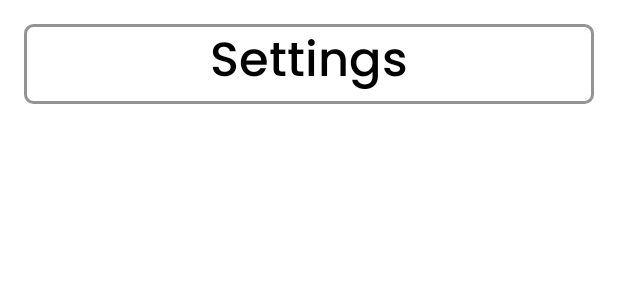
After one commit to dudisamarel/social-app, an Android app: the layout fragment_settings.xml on its own in the app's theme, with its tools: preview values and no code run, on a phone screen of 412 x 824 dp. The commit adds this screen. Shown: the top 300 px of the screen. Run offline under Robolectric (Android 15) with nearby library versions, the phone set to English and light mode, and no system bars.

Commit message:
created settings page, and fragment navigation

```diff
--- /dev/null
+++ b/app/src/main/java/com/colman/social_app/fragments/SettingsFragment/SettingsFragmentViewModel.java
@@ -0,0 +1,4 @@
+package com.colman.social_app.fragments.SettingsFragment;
+
+public class SettingsFragmentViewModel {
+}
--- a/app/src/main/res/layout/fragment_add_post.xml
+++ b/app/src/main/res/layout/fragment_add_post.xml
@@ -15,7 +15,7 @@
         android:layout_margin="16dp"
         android:background="@drawable/stroke"
         android:fontFamily="@font/poppins"
-        android:text="Post"
+        android:text="@string/post_page_title"
         android:textAlignment="center"
         android:textColor="@color/black"
         android:textSize="32sp"
--- /dev/null
+++ b/app/src/main/res/layout/fragment_settings.xml
@@ -0,0 +1,22 @@
+<?xml version="1.0" encoding="utf-8"?>
+<androidx.constraintlayout.widget.ConstraintLayout xmlns:android="http://schemas.android.com/apk/res/android"
+    xmlns:app="http://schemas.android.com/apk/res-auto"
+    xmlns:tools="http://schemas.android.com/tools"
+    android:layout_width="match_parent"
+    android:layout_height="match_parent"
+    tools:context=".fragments.SettingsFragment.SettingsFragment">
+
+    <TextView
+    android:id="@+id/addPostTitle"
+    android:layout_width="match_parent"
+    android:layout_height="wrap_content"
+    android:layout_margin="16dp"
+    android:background="@drawable/stroke"
+    android:fontFamily="@font/poppins"
+    android:text="@string/settings_page_title"
+    android:textAlignment="center"
+    android:textColor="@color/black"
+    android:textSize="32sp"
+    app:layout_constraintTop_toTopOf="parent" />
+
+</androidx.constraintlayout.widget.ConstraintLayout>
--- a/app/src/main/res/values/strings.xml
+++ b/app/src/main/res/values/strings.xml
@@ -48,4 +48,6 @@
     <string name="logout">Logout</string>
     <string name="post_title_label">Title:</string>
     <string name="post_title_placeholder">POST-TITLE</string>
+    <string name="post_page_title">Post</string>
+    <string name="settings_page_title">Settings</string>
 </resources>
```
Also changed, not shown: app/src/main/java/com/colman/social_app/fragments/SettingsFragment/SettingsFragment.java (added, +66 -0 lines), app/src/main/res/navigation/nav_graph.xml (+8 -0 lines).
